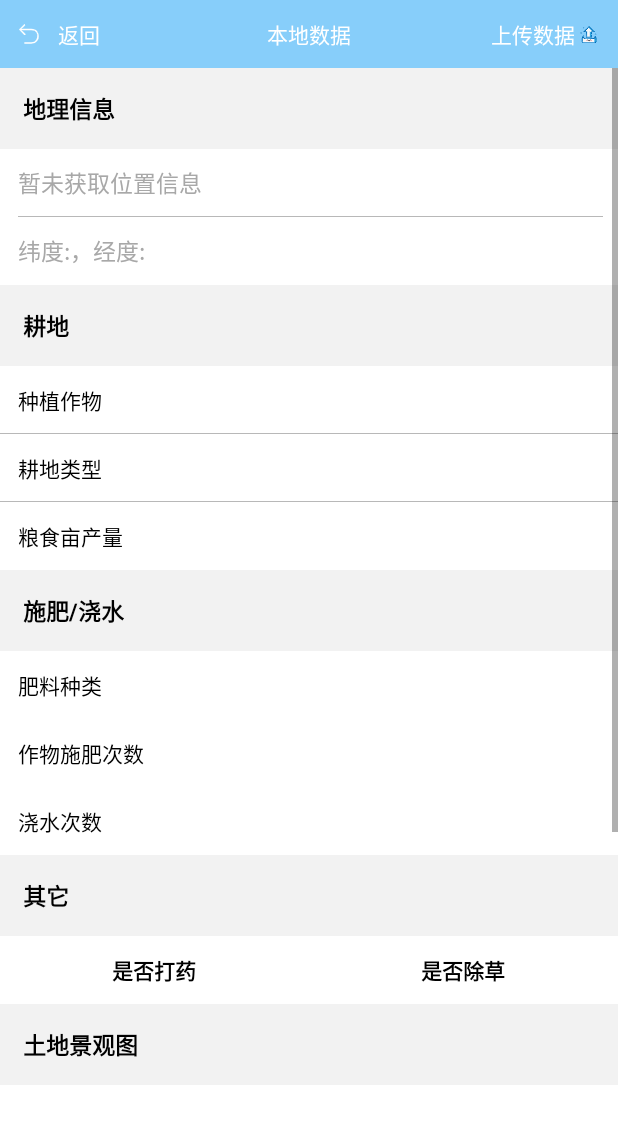
After one commit to Bosshzh/ShiFei, an Android app: the LocalDataItemActivity screen opened directly, with no data from a screen before it, on a phone screen of 412 x 824 dp. The commit adds this screen. Shown: the top 1124 px of the screen. Run offline under Robolectric (Android 15) with nearby library versions, the phone set to English and light mode, and no system bars; 1 statement that could not run was skipped.

Commit message:
2020年2月17日早上

```diff
--- a/app/build.gradle
+++ b/app/build.gradle
@@ -56,6 +56,9 @@ dependencies {
     implementation files('libs/BaiduLBS_Android.jar')
     implementation 'com.github.codbking:PickTime:v1.0.1'
     implementation 'com.squareup.okhttp3:okhttp:3.4.1'
+    implementation 'com.android.support:recyclerview-v7:29.0.0'
+    implementation 'com.android.support:cardview-v7:29.0.0'
+    implementation 'com.github.bumptech.glide:glide:3.7.0'
     //noinspection GradleCompatible
     implementation 'com.android.support:recyclerview-v7:28.0.0'
     testImplementation 'junit:junit:4.12'
--- /dev/null
+++ b/app/src/main/java/com/lanling/activity/LocalDataItemActivity.java
@@ -0,0 +1,38 @@
+package com.lanling.activity;
+
+import androidx.appcompat.app.AppCompatActivity;
+
+import android.content.Context;
+import android.content.Intent;
+import android.os.Bundle;
+
+import com.lanling.bean.UploadData;
+import com.lanling.util.Util;
+import com.lanling.view.TitlebarView;
+
+public class LocalDataItemActivity extends AppCompatActivity {
+
+    private TitlebarView titlebarView;//标题栏
+
+    @Override
+    protected void onCreate(Bundle savedInstanceState) {
+        super.onCreate(savedInstanceState);
+        setContentView(R.layout.activity_local_data_item);
+        Intent intent = getIntent();
+        UploadData uploadData = (UploadData) intent.getSerializableExtra("uploadData");//获取到传递过来的UploadData对象
+        titlebarView = findViewById(R.id.localdataitem_titlebarview_title);//标题栏
+        titlebarView.setTitle(uploadData.getLocation());
+        titlebarView.setOnViewClick(new TitlebarView.onViewClick() {
+            @Override
+            public void leftClick() {//点击标题栏左侧返回按钮
+                Intent intent = new Intent(LocalDataItemActivity.this,LocalDataActivity.class);
+                startActivity(intent);
+            }
+
+            @Override
+            public void rightClick() {//点击标题栏右侧一键上传按钮
+                Util.toastShort(LocalDataItemActivity.this,"你点击了一键上传，还没有成功");
+            }
+        });
+    }
+}
--- /dev/null
+++ b/app/src/main/res/layout/activity_local_data_item.xml
@@ -0,0 +1,293 @@
+<?xml version="1.0" encoding="utf-8"?>
+<RelativeLayout xmlns:android="http://schemas.android.com/apk/res/android"
+    xmlns:tools="http://schemas.android.com/tools"
+    android:layout_width="match_parent"
+    android:layout_height="match_parent"
+    xmlns:app="http://schemas.android.com/apk/res-auto"
+    tools:context=".LocalDataItemActivity">
+
+    <!--标题栏-->
+    <com.lanling.view.TitlebarView
+        android:id="@+id/localdataitem_titlebarview_title"
+        android:layout_width="match_parent"
+        android:layout_height="@dimen/per_select"
+        android:background="@color/titlebar"
+        app:centerTitle="本地数据"
+        app:centerTextColor="#FFF"
+        app:leftDrawble="@mipmap/fanhui3"
+        app:leftText="返回"
+        app:leftTextColor="@color/white"
+        app:rightDrawable="@mipmap/shangchuan1"
+        app:rightText="上传数据"
+        app:rightTextColor="@color/white"
+        />
+
+    <ScrollView
+        android:layout_below="@+id/localdataitem_titlebarview_title"
+        android:layout_width="match_parent"
+        android:layout_height="wrap_content"
+        >
+
+        <LinearLayout
+            android:layout_width="match_parent"
+            android:layout_height="wrap_content"
+            android:orientation="vertical"
+            style="@style/list_in_item"
+            android:background="@color/grey2"
+            >
+
+            <!--地理信息-->
+            <LinearLayout
+                android:layout_width="match_parent"
+                android:layout_height="wrap_content"
+                android:orientation="vertical">
+
+                <TextView
+                    android:layout_width="wrap_content"
+                    android:layout_height="wrap_content"
+                    android:textColor="@color/black"
+                    android:textSize="15dp"
+                    android:text="地理信息"
+                    android:padding="@dimen/padding_title"
+                    android:textStyle="bold"/>
+
+                <!--地理位置-->
+                <LinearLayout
+                    android:id="@+id/localdataitem_address_relativelayout1"
+                    android:layout_width="match_parent"
+                    android:layout_height="wrap_content"
+                    android:background="@color/white"
+                    android:orientation="vertical">
+                    <!--具体位置-->
+                    <TextView
+                        android:id="@+id/localdataitem_address"
+                        android:text="@string/unknowlocation"
+                        style="@style/upload_address_textview_style"
+                        android:background="@drawable/bottom_border_background"
+                        />
+                    <!--经纬度-->
+                    <TextView
+                        android:id="@+id/localdataitem_latitude_longtitude"
+                        android:layout_below="@+id/tv_address"
+                        android:text="纬度:，经度:"
+                        style="@style/upload_address_textview_style"
+                        />
+                </LinearLayout>
+
+            </LinearLayout>
+
+            <!--种植信息-->
+            <LinearLayout
+                android:id="@+id/localdataitem_feiliao1_linearlayoutlayout"
+                android:layout_width="match_parent"
+                android:layout_height="wrap_content"
+                android:orientation="vertical">
+
+                <TextView
+                    android:layout_width="wrap_content"
+                    android:layout_height="wrap_content"
+                    android:textColor="@color/black"
+                    android:text="耕地"
+                    android:textSize="15dp"
+                    android:padding="@dimen/padding_title"
+                    android:textStyle="bold"/>
+
+                <!--耕地信息-->
+                <LinearLayout
+                    android:id="@+id/localdataitem_address_relativelayout2"
+                    android:layout_width="match_parent"
+                    android:layout_height="wrap_content"
+                    android:background="@color/white"
+                    android:orientation="vertical">
+                    <!--种植作物-->
+                    <TextView
+                        android:id="@+id/localdataitem_textview_zuowu"
+                        android:layout_width="match_parent"
+                        android:layout_height="@dimen/per_select"
+                        android:text="种植作物"
+                        android:textColor="@color/black"
+                        android:gravity="center_vertical"
+                        android:paddingLeft="12dp"
+                        android:background="@drawable/bottom_border_background"
+                        />
+                    <!--耕地类型-->
+                    <TextView
+                        android:layout_width="match_parent"
+                        android:layout_height="@dimen/per_select"
+                        android:text="耕地类型"
+                        android:textColor="@color/black"
+                        android:gravity="center_vertical"
+                        android:paddingLeft="12dp"
+                        android:background="@drawable/bottom_border_background"/>
+                    <!--粮食产量-->
+                    <TextView
+                        android:layout_width="match_parent"
+                        android:layout_height="@dimen/per_select"
+                        android:text="粮食亩产量"
+                        android:textColor="@color/black"
+                        android:gravity="center_vertical"
+                        android:paddingLeft="12dp"/>
+                </LinearLayout>
+            </LinearLayout>
+
+            <!--施肥、浇水-->
+            <LinearLayout
+                android:layout_width="match_parent"
+                android:layout_height="wrap_content"
+                android:orientation="vertical">
+
+                <TextView
+                    android:layout_width="wrap_content"
+                    android:layout_height="wrap_content"
+                    android:textColor="@color/black"
+                    android:text="施肥/浇水"
+                    android:textSize="15dp"
+                    android:padding="@dimen/padding_title"
+                    android:textStyle="bold"/>
+
+                <LinearLayout
+                    android:id="@+id/localdataitem_address_relativelayout3"
+                    android:layout_width="match_parent"
+                    android:layout_height="wrap_content"
+                    android:background="@color/white"
+                    android:orientation="vertical">
+                        <!--肥料种类-->
+                        <TextView
+                            android:layout_width="match_parent"
+                            android:layout_height="@dimen/per_select"
+                            android:text="肥料种类"
+                            android:textColor="@color/black"
+                            android:gravity="center_vertical"
+                            android:paddingLeft="12dp"
+                            />
+                        <!--作物施肥次数-->
+                        <TextView
+                            android:layout_width="match_parent"
+                            android:layout_height="@dimen/per_select"
+                            android:text="作物施肥次数"
+                            android:textColor="@color/black"
+                            android:gravity="center_vertical"
+                            android:paddingLeft="12dp" />
+                        <!--浇水次数-->
+                        <TextView
+                            android:layout_width="match_parent"
+                            android:layout_height="@dimen/per_select"
+                            android:text="浇水次数"
+                            android:textColor="@color/black"
+                            android:gravity="center_vertical"
+                            android:paddingLeft="12dp" />
+                </LinearLayout>
+
+            </LinearLayout>
+
+            <LinearLayout
+                android:layout_width="match_parent"
+                android:layout_height="wrap_content"
+                android:orientation="vertical">
+
+                <TextView
+                    android:layout_width="wrap_content"
+                    android:layout_height="wrap_content"
+                    android:textColor="@color/black"
+                    android:text="其它"
+                    android:textSize="15dp"
+                    android:padding="@dimen/padding_title"
+                    android:textStyle="bold"/>
+
+                <LinearLayout
+                    android:id="@+id/localdataitem_feiliao2_linearlayout"
+                    android:layout_width="match_parent"
+                    android:layout_height="wrap_content"
+                    android:orientation="horizontal"
+                    android:gravity="center_vertical"
+                    android:background="@color/white">
+                    <!--是否打药-->
+                    <TextView
+                        android:layout_weight="1"
+                        android:text="是否打药"
+                        android:textColor="@color/black"
+                        android:textStyle="bold"
+                        android:gravity="center"
+                        android:layout_width="0dp"
+                        android:layout_height="@dimen/per_select" />
+                    <!--是否除草-->
+                    <TextView
+                        android:layout_weight="1"
+                        android:text="是否除草"
+                        android:textColor="@color/black"
+                        android:textStyle="bold"
+                        android:gravity="center"
+                        android:layout_width="0dp"
+                        android:layout_height="@dimen/per_select" />
+                </LinearLayout>
+
+            </LinearLayout>
+            <LinearLayout
+                android:layout_width="match_parent"
+                android:layout_height="wrap_content"
+                android:orientation="vertical">
+
+                <TextView
+                    android:layout_width="wrap_content"
+                    android:layout_height="wrap_content"
+                    android:textColor="@color/black"
+                    android:text="土地景观图"
+                    android:textSize="15dp"
+                    android:padding="@dimen/padding_title"
+                    android:textStyle="bold"/>
+
+                <LinearLayout
+                    android:background="@color/white"
+                    android:layout_width="match_parent"
+                    android:layout_height="300px"
+                    android:orientation="horizontal">
+                    <!--土地景观图1-->
+                    <ImageView
+                        android:layout_width="200px"
+                        android:layout_height="200px"
+                        />
+                    <!--土地景观图2-->
+                    <ImageView
+                        android:layout_width="200px"
+                        android:layout_height="200px"/>
+
+                </LinearLayout>
+
+                <TextView
+                    android:layout_width="wrap_content"
+                    android:layout_height="wrap_content"
+                    android:textColor="@color/black"
+                    android:text="现场访谈图"
+                    android:textSize="15dp"
+                    android:padding="@dimen/padding_title"
+                    android:textStyle="bold"/>
+
+                <LinearLayout
+                    android:background="@color/white"
+                    android:layout_width="match_parent"
+                    android:layout_height="300px">
+                    <!--现场访谈图-->
+                    <ImageView
+                        android:layout_width="200px"
+                        android:layout_height="200px"/>
+                </LinearLayout>
+            </LinearLayout>
+
+            <LinearLayout
+                android:layout_width="match_parent"
+                android:layout_height="wrap_content"
+                android:orientation="horizontal">
+
+                <Button
+                    android:id="@+id/localdataitem_submit_button"
+                    android:text="删除此条数据"
+                    android:background="@color/red1"
+                    android:drawableTop="@mipmap/shangchuan"
+                    android:layout_weight="1"
+                    android:layout_width="0dp"
+                    android:layout_margin="5dp"
+                    android:layout_height="wrap_content" />
+            </LinearLayout>
+        </LinearLayout>
+    </ScrollView>
+</RelativeLayout>
--- a/app/src/main/res/layout/activity_more.xml
+++ b/app/src/main/res/layout/activity_more.xml
@@ -10,7 +10,7 @@
     <com.lanling.view.TitlebarView
         android:id="@+id/more_titlebarview_title"
         android:layout_width="match_parent"
-        android:layout_height="45dp"
+        android:layout_height="@dimen/per_select"
         android:background="@color/titlebar"
         app:centerTextColor="@color/white"
         app:centerTitle="@string/shezhi"
--- a/app/src/main/res/values/strings.xml
+++ b/app/src/main/res/values/strings.xml
@@ -22,7 +22,7 @@
     <string name="paihang_radiobutton">小知识</string>
 
     <!-- 注册登录 -->
-<!--    <string name="username">邮 箱:</string>-->
+    <!--    <string name="username">邮 箱:</string>-->
     <string name="password">密 码:</string>
     <string name="login_button">登  录</string>
     <string name="register_button">注  册</string>
```
Also changed, not shown: app/src/main/AndroidManifest.xml (+7 -1 lines), app/src/main/java/com/lanling/activity/LocalDataActivity.java (added, +83 -0 lines), app/src/main/java/com/lanling/activity/UploadDataActivity.java (+4 -5 lines), app/src/main/java/com/lanling/adapter/LocalDataAdapter.java (added, +97 -0 lines), app/src/main/java/com/lanling/bean/UploadData.java (+13 -1 lines), app/src/main/java/com/lanling/fragment/WodeFragment.java (+10 -13 lines), app/src/main/res/layout/activity_local_data.xml (added, +31 -0 lines), app/src/main/res/layout/fragment_wode.xml (+5 -15 lines), app/src/main/res/layout/local_data_item.xml (added, +27 -0 lines), 689 other files.
